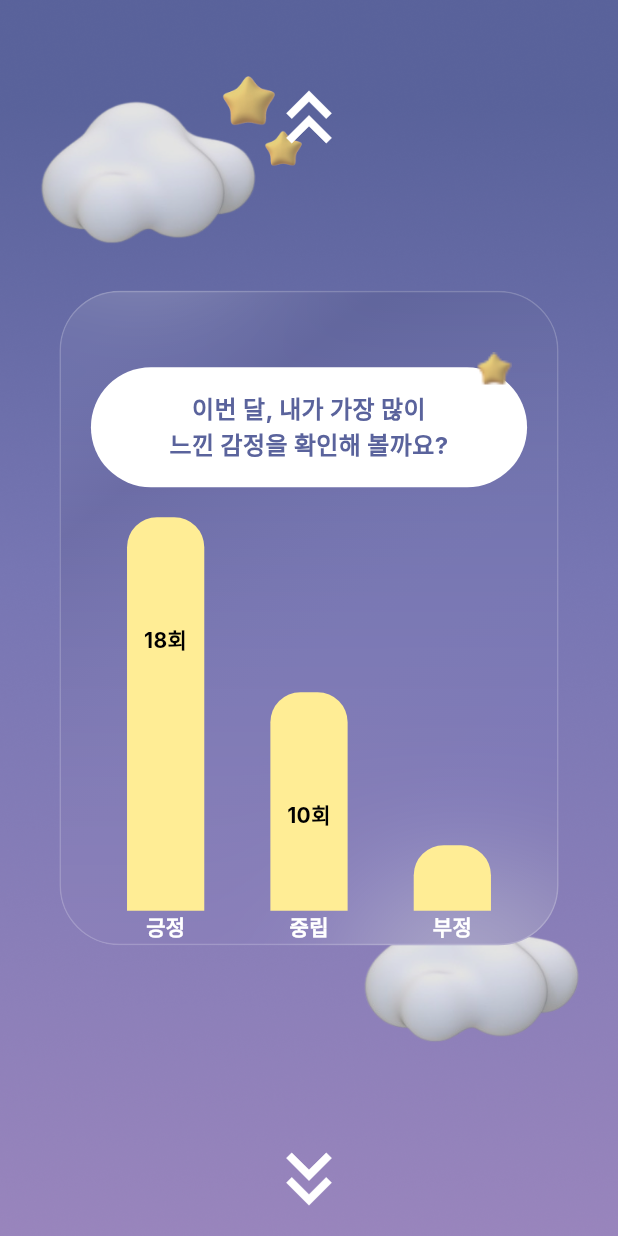
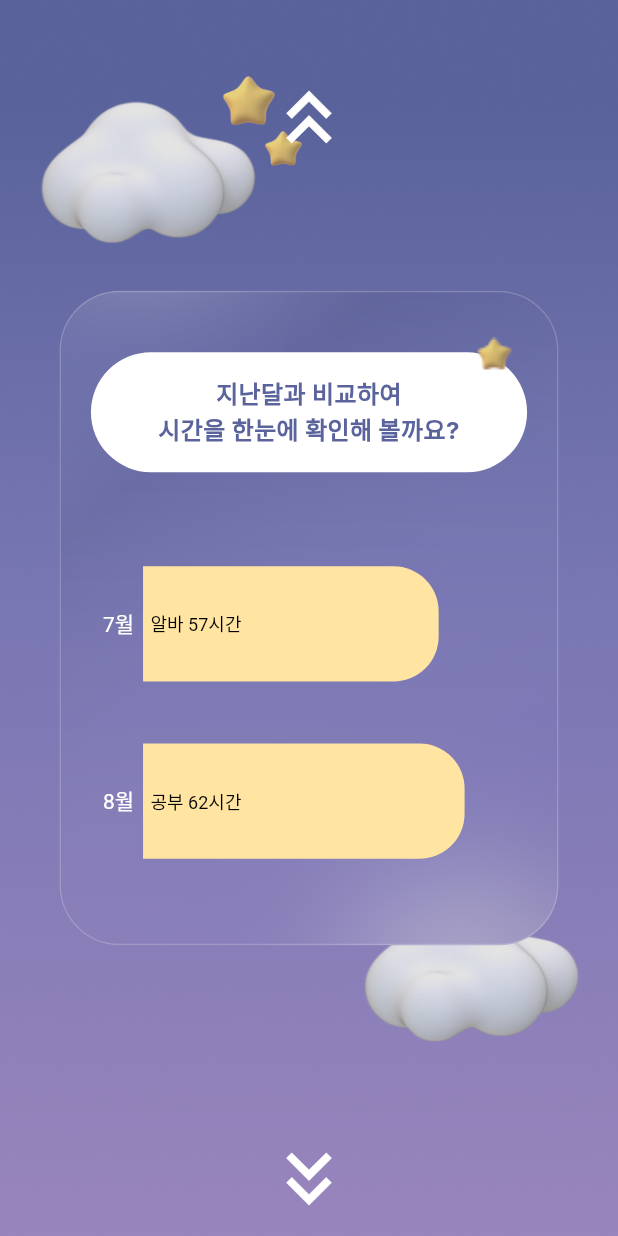
Before and after one commit to hackathon1team/hackathon1_app, a Flutter app: the StaticScreen screen opened directly, swiped to page 2, on a phone screen of 412 x 824 dp. Run offline on Flutter 3.47's test engine with Material 3 defaults, Android fonts, the light colour scheme and no system bars; drawn by our look-alikes of fl_chart, glassmorphism_ui; our stand-ins replace charts_flutter, google_fonts.

Commit message:
static modify

```diff
--- a/lib/screen/static_screen.dart
+++ b/lib/screen/static_screen.dart
@@ -121,7 +121,117 @@ class _StaticScreenState extends State<StaticScreen> {
     );
   }
 
-  Widget lastMonthChart() {
+  Widget lastmonthChart() {
+    List<charts.Series<StaticMonth, String>> _createSampleData() {
+      final data = [
+        StaticMonth(7, '알바', 57),
+        StaticMonth(8, '공부', 62),
+      ];
+
+      return [
+        charts.Series<StaticMonth, String>(
+          id: '지난달 비교',
+          colorFn: (_, __) => charts.ColorUtil.fromDartColor(Color(0xFFFFE4A2)),
+          domainFn: (StaticMonth month, _) => '${month.month}월',
+          measureFn: (StaticMonth month, _) => month.value,
+          data: data,
+          labelAccessorFn: (StaticMonth month, _) =>
+              '${month.content} ${month.value}시간',
+        )
+      ];
+    }
+
+    return Column(
+      crossAxisAlignment: CrossAxisAlignment.stretch,
+      children: [
+        Padding(
+          padding: const EdgeInsets.fromLTRB(20, 40, 20, 0),
+          child: Container(
+            height: 80,
+            decoration: BoxDecoration(
+              color: Colors.white,
+              borderRadius: BorderRadius.circular(60),
+            ),
+            child: Stack(
+              clipBehavior: Clip.none,
+              children: [
+                Positioned(
+                  top: -10,
+                  right: 10,
+                  child: Image.asset(
+                    'assets/components/star.png',
+                    // height: 40,
+                    // width: 40,
+                    scale: 0.7,
+                  ),
+                ),
+                Center(
+                  child: Text(
+                    '지난달과 비교하여\n시간을 한눈에 확인해 볼까요?',
+                    style: TextStyle(
+                      fontSize: 16,
+                      color: Color(0xFF5A639C),
+                      fontWeight: FontWeight.bold,
+                    ),
+                    textAlign: TextAlign.center,
+                  ),
+                ),
+              ],
+            ),
+          ),
+        ),
+        SizedBox(
+          height: 20,
+        ),
+        Expanded(
+          child: Padding(
+            padding: const EdgeInsets.symmetric(vertical: 8.0, horizontal: 20),
+            child: charts.BarChart(
+              _createSampleData(),
+              animate: true,
+              vertical: false,
+              defaultRenderer: charts.BarRendererConfig(
+                cornerStrategy: const charts.ConstCornerStrategy(30),
+                barRendererDecorator: charts.BarLabelDecorator<String>(
+                  insideLabelStyleSpec: charts.TextStyleSpec(
+                    color: charts.MaterialPalette.black,
+                  ),
+                ),
+              ),
+              domainAxis: charts.OrdinalAxisSpec(
+                renderSpec: charts.SmallTickRendererSpec(
+                  labelStyle: charts.TextStyleSpec(
+                    color: charts.ColorUtil.fromDartColor(Colors.white),
+                    fontSize: 14,
+                  ),
+                  lineStyle: charts.LineStyleSpec(
+                    color: charts.ColorUtil.fromDartColor(Colors.transparent),
+                    thickness: 0, // domain axis 기준선 제거
+                  ),
+                ),
+                showAxisLine: false,
+              ),
+              primaryMeasureAxis: charts.NumericAxisSpec(
+                renderSpec: charts.GridlineRendererSpec(
+                  labelStyle: charts.TextStyleSpec(
+                    color: charts.ColorUtil.fromDartColor(
+                        Colors.transparent), // Label을 숨깁니다.
+                  ),
+                  lineStyle: charts.LineStyleSpec(
+                    color: charts.ColorUtil.fromDartColor(Colors.transparent),
+                    thickness: 0, // primaryMeasure axis 기준선 제거
+                  ),
+                ),
+                showAxisLine: false,
+              ),
+            ),
+          ),
+        ),
+      ],
+    );
+  }
+
+  Widget mostEmojiChart() {
     return Column(
       crossAxisAlignment: CrossAxisAlignment.stretch,
       children: [
@@ -231,8 +341,10 @@ class _StaticScreenState extends State<StaticScreen> {
                     final index = barTouchResponse.spot!.touchedBarGroupIndex;
                     // final key = mockData2.keys.elementAt(index);
                     // final value = mockData2[key];
-                    // _pageController.jumpToPage(index+2);
-                    _pageController.animateToPage(index+2, duration: Duration(milliseconds: 300), curve: Curves.easeInOut);
+                    _pageController.jumpToPage(index + 2);
+                    // _pageController.animateToPage(index + 2,
+                    //     duration: Duration(milliseconds: 300),
+                    //     curve: Curves.easeInOut);
                     // 여기에 원하는 동작을 추가할 수 있습니다.
                   }
                 },
@@ -635,7 +747,10 @@ class _StaticScreenState extends State<StaticScreen> {
                   child: mostTimeChart(),
                 ),
                 Glassmorphism(
-                  child: lastMonthChart(),
+                  child: lastmonthChart(),
+                ),
+                Glassmorphism(
+                  child: mostEmojiChart(),
                 ),
                 Glassmorphism(
                   child: positiveChart(),
@@ -688,3 +803,11 @@ class StaticEmoji {
 
   StaticEmoji(this.emoji, this.value);
 }
+
+class StaticMonth {
+  final int month;
+  final String content;
+  final int value;
+
+  StaticMonth(this.month, this.content, this.value);
+}
```
Also changed, not shown: pubspec.yaml (+2 -8 lines), pubspec.lock.
